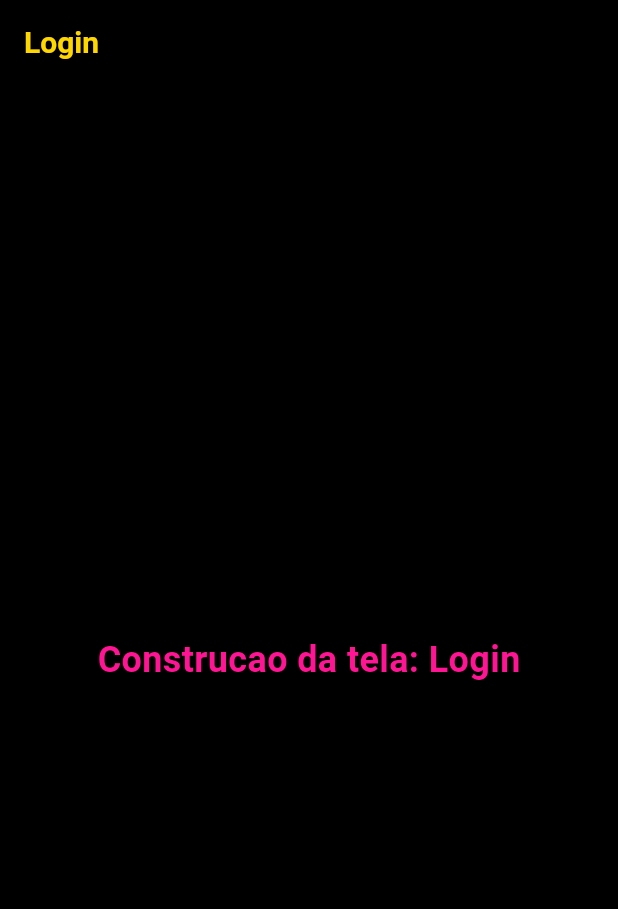
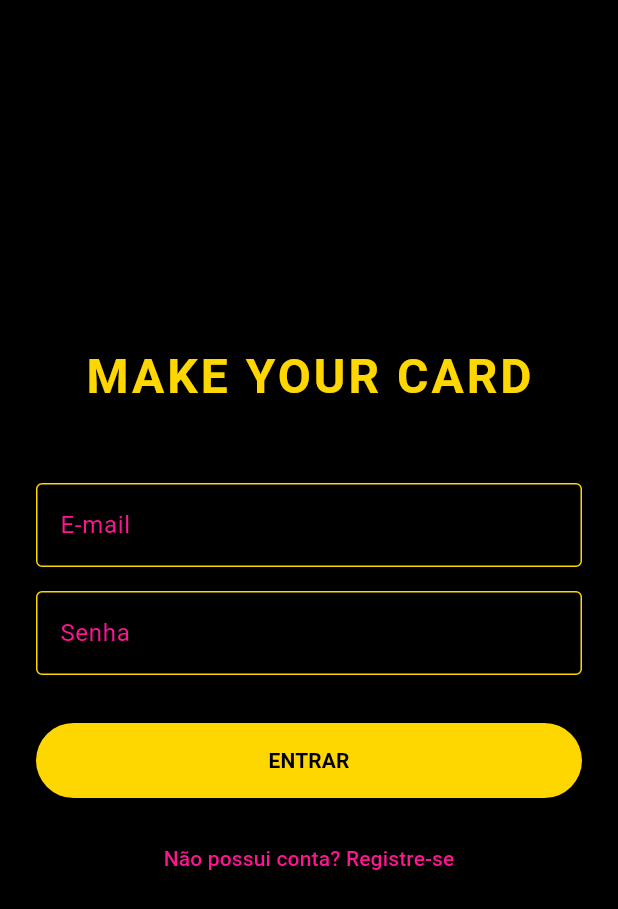
Before and after one commit to Fologne/MakeYourCardYuGiOh, a Flutter app: the screen it shows after launch, on a phone screen of 412 x 824 dp. Shown: the top 909 px of the screen. Run offline on Flutter 3.47's test engine with Material 3 defaults, Android fonts, the phone set to English and light mode, and no system bars.

Commit message:
frontend iniciado

```diff
--- a/frontend/lib/main.dart
+++ b/frontend/lib/main.dart
@@ -1,4 +1,7 @@
 import 'package:flutter/material.dart';
+import 'screens/login_screen.dart';
+import 'screens/register_screen.dart';
+import 'screens/dashboard_screen.dart';
 
 void main() {
   runApp(const MakeYourCardApp());
@@ -14,8 +17,8 @@ class MakeYourCardApp extends StatelessWidget {
       theme: ThemeData(
         scaffoldBackgroundColor: Colors.black,
         colorScheme: const ColorScheme.dark(
-          primary: Color(0xFFFFD700), // Dourado
-          secondary: Color(0xFFFF1493), // Rosa
+          primary: Color(0xFFFFD700),
+          secondary: Color(0xFFFF1493),
           surface: Colors.black,
         ),
         appBarTheme: const AppBarTheme(
@@ -29,36 +32,12 @@ class MakeYourCardApp extends StatelessWidget {
         ),
         useMaterial3: true,
       ),
-      // Define a rota inicial
       initialRoute: '/login',
       routes: {
-        '/login': (context) => const PlaceholderScreen(title: 'Login'),
-        '/register': (context) => const PlaceholderScreen(title: 'Registro'),
-        '/dashboard': (context) => const PlaceholderScreen(title: 'Dashboard'),
+        '/login': (context) => const LoginScreen(),
+        '/register': (context) => const RegisterScreen(),
+        '/dashboard': (context) => const DashboardScreen(),
       },
     );
   }
 }
-
-// Tela temporaria para validar a navegacao e o tema
-class PlaceholderScreen extends StatelessWidget {
-  final String title;
-  const PlaceholderScreen({super.key, required this.title});
-
-  @override
-  Widget build(BuildContext context) {
-    return Scaffold(
-      appBar: AppBar(title: Text(title)),
-      body: Center(
-        child: Text(
-          'Construcao da tela: $title',
-          style: const TextStyle(
-            color: Color(0xFFFF1493),
-            fontSize: 24,
-            fontWeight: FontWeight.bold,
-          ),
-        ),
-      ),
-    );
-  }
-}
--- /dev/null
+++ b/frontend/lib/screens/login_screen.dart
@@ -0,0 +1,82 @@
+import 'package:flutter/material.dart';
+
+class LoginScreen extends StatelessWidget {
+  const LoginScreen({super.key});
+
+  void _login(BuildContext context) {
+    // Lógica futura de autenticação
+    Navigator.pushReplacementNamed(context, '/dashboard');
+  }
+
+  @override
+  Widget build(BuildContext context) {
+    return Scaffold(
+      body: Center(
+        child: SingleChildScrollView(
+          padding: const EdgeInsets.all(24.0),
+          child: Column(
+            mainAxisAlignment: MainAxisAlignment.center,
+            children: [
+              const Text(
+                'MAKE YOUR CARD',
+                style: TextStyle(
+                  color: Color(0xFFFFD700),
+                  fontSize: 32,
+                  fontWeight: FontWeight.bold,
+                  letterSpacing: 2,
+                ),
+              ),
+              const SizedBox(height: 48),
+              TextField(
+                style: const TextStyle(color: Colors.white),
+                decoration: InputDecoration(
+                  labelText: 'E-mail',
+                  labelStyle: const TextStyle(color: Color(0xFFFF1493)),
+                  enabledBorder: const OutlineInputBorder(
+                    borderSide: BorderSide(color: Color(0xFFFFD700)),
+                  ),
+                  focusedBorder: const OutlineInputBorder(
+                    borderSide: BorderSide(color: Color(0xFFFF1493)),
+                  ),
+                ),
+              ),
+              const SizedBox(height: 16),
+              TextField(
+                obscureText: true,
+                style: const TextStyle(color: Colors.white),
+                decoration: InputDecoration(
+                  labelText: 'Senha',
+                  labelStyle: const TextStyle(color: Color(0xFFFF1493)),
+                  enabledBorder: const OutlineInputBorder(
+                    borderSide: BorderSide(color: Color(0xFFFFD700)),
+                  ),
+                  focusedBorder: const OutlineInputBorder(
+                    borderSide: BorderSide(color: Color(0xFFFF1493)),
+                  ),
+                ),
+              ),
+              const SizedBox(height: 32),
+              ElevatedButton(
+                style: ElevatedButton.styleFrom(
+                  backgroundColor: const Color(0xFFFFD700),
+                  foregroundColor: Colors.black,
+                  minimumSize: const Size(double.infinity, 50),
+                ),
+                onPressed: () => _login(context),
+                child: const Text('ENTRAR', style: TextStyle(fontWeight: FontWeight.bold)),
+              ),
+              const SizedBox(height: 16),
+              TextButton(
+                onPressed: () => Navigator.pushNamed(context, '/register'),
+                child: const Text(
+                  'Não possui conta? Registre-se',
+                  style: TextStyle(color: Color(0xFFFF1493)),
+                ),
+              ),
+            ],
+          ),
+        ),
+      ),
+    );
+  }
+}
```
Also changed, not shown: frontend/lib/screens/dashboard_screen.dart (added, +62 -0 lines), frontend/lib/screens/register_screen.dart (added, +78 -0 lines).
